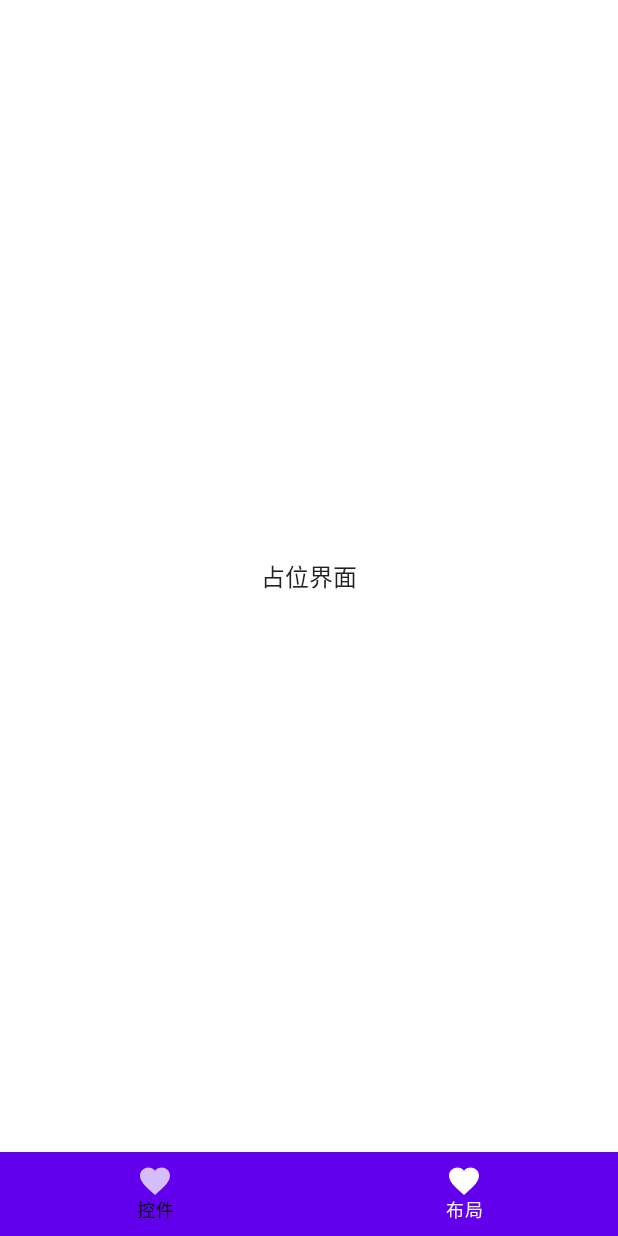
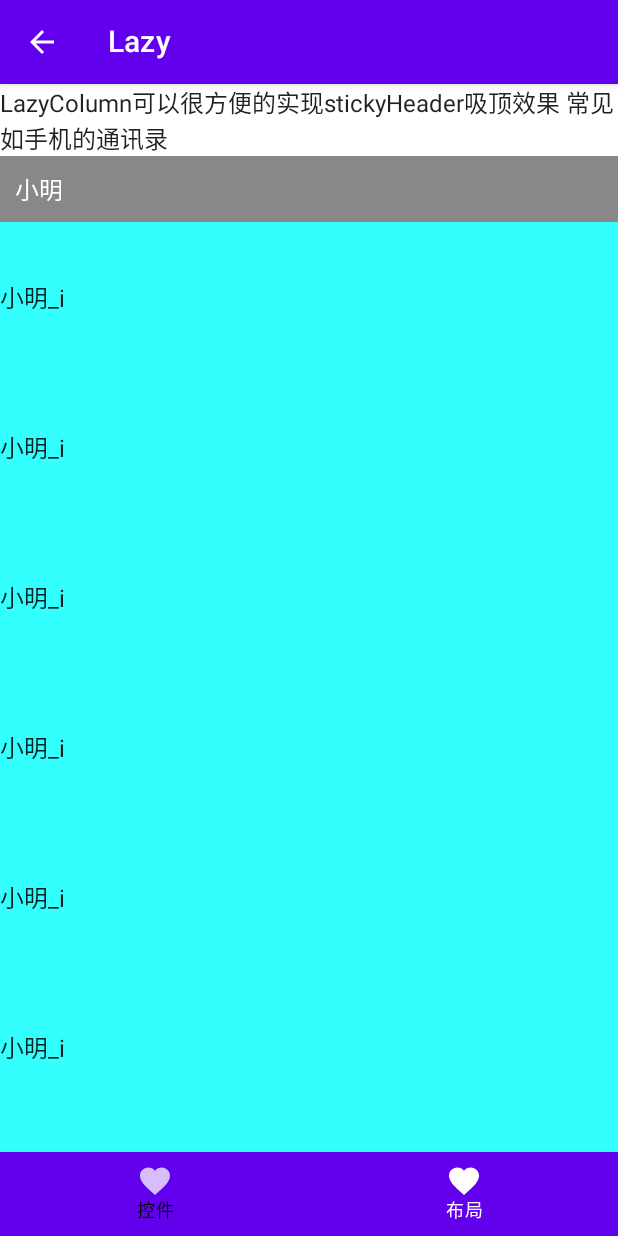
Before and after one commit to location-txl/ComposeSample, an Android app built with Jetpack Compose: the lazyListStickyHeader screen opened through its navigation route, on a phone screen of 412 x 824 dp. Run offline under Robolectric (Android 15) with nearby library versions, the phone set to English and light mode, and no system bars.

Commit message:
LazyColumn 吸顶效果

```diff
--- a/app/src/main/java/com/location/compose/sample/bottom/LayoutScreen.kt
+++ b/app/src/main/java/com/location/compose/sample/bottom/LayoutScreen.kt
@@ -72,7 +72,7 @@ object LazyListCommon : LayoutScreen("lazyListCommon", content = {
 
 object LazyListStickyHeader: LayoutScreen("lazyListStickyHeader", content = {
         back, _ ->
-    Payload(back)
+    LayoutLazyListStickHeader(back)
 })
 
 object LazyListItemKey: LayoutScreen("lazyListItemKey", content = {
--- a/app/src/main/java/com/location/compose/sample/layout/LayoutLazyList.kt
+++ b/app/src/main/java/com/location/compose/sample/layout/LayoutLazyList.kt
@@ -1,6 +1,7 @@
 package com.location.compose.sample.layout
 
 import androidx.compose.animation.AnimatedVisibility
+import androidx.compose.foundation.ExperimentalFoundationApi
 import androidx.compose.foundation.background
 import androidx.compose.foundation.interaction.collectIsDraggedAsState
 import androidx.compose.foundation.interaction.collectIsHoveredAsState
@@ -165,6 +166,63 @@ fun LayoutLazyListCommon(back: () -> Unit) {
     }
 }
 
+@OptIn(ExperimentalFoundationApi::class)
+@Composable
+fun LayoutLazyListStickHeader(back: () -> Unit) {
+    TitleBar(title = "Lazy", back = back) {
+        Column {
+            Text(text = "LazyColumn可以很方便的实现stickyHeader吸顶效果 常见如手机的通讯录")
+            val dataList = remember {
+                val names = listOf("小明", "小红", "小蓝", "小光", "小丽")
+                val contactList = mutableListOf<Contact>()
+                for (name in  names){
+                    contactList.add(Contact.ContactHeader(name))
+                    for(i in 1..10){
+                        contactList.add(Contact.ContactUser("${name}_i"))
+                    }
+                }
+                contactList
+            }
+            LazyColumn() {
+                dataList.forEach { contact ->
+                    when(contact){
+                        is Contact.ContactHeader -> {
+                            stickyHeader {
+                                Box(modifier = Modifier
+                                    .fillMaxWidth()
+                                    .background(Color.Gray)
+                                    .padding(10.dp)
+                                ) {
+                                    Text(text = contact.name, color = Color.White)
+                                }
+                            }
+                        }
+                        is Contact.ContactUser -> {
+                            item {
+                                Box(
+                                    modifier = Modifier
+                                        .fillMaxWidth()
+                                        .height(100.dp)
+                                        .background(Color.Cyan.copy(0.8f)),
+                                    contentAlignment = Alignment.CenterStart
+                                ) {
+                                    Text(text = contact.name)
+                                }
+                            }
+                        }
+                    }
+                }
+            }
+        }
+    }
+
+}
+
+private sealed class Contact() {
+    data class ContactHeader(val name: String) : Contact()
+    data class ContactUser(val name: String) : Contact()
+}
+
 private data class Item(val text: String, val color: Color)
 
 @Preview
```
